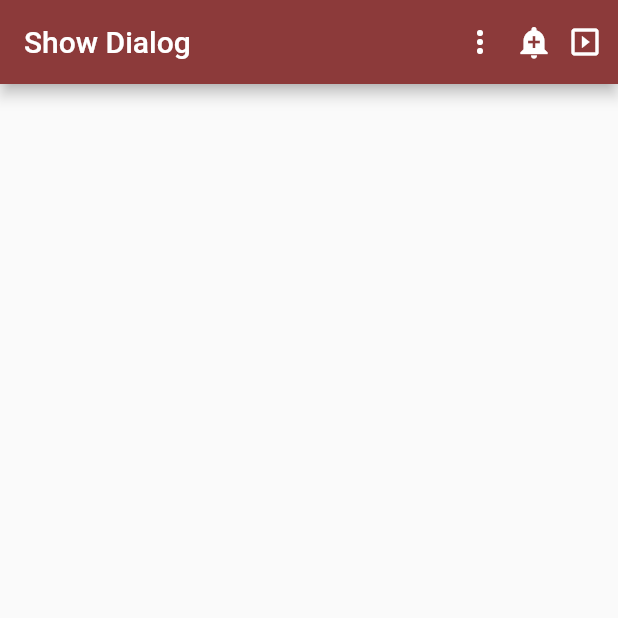
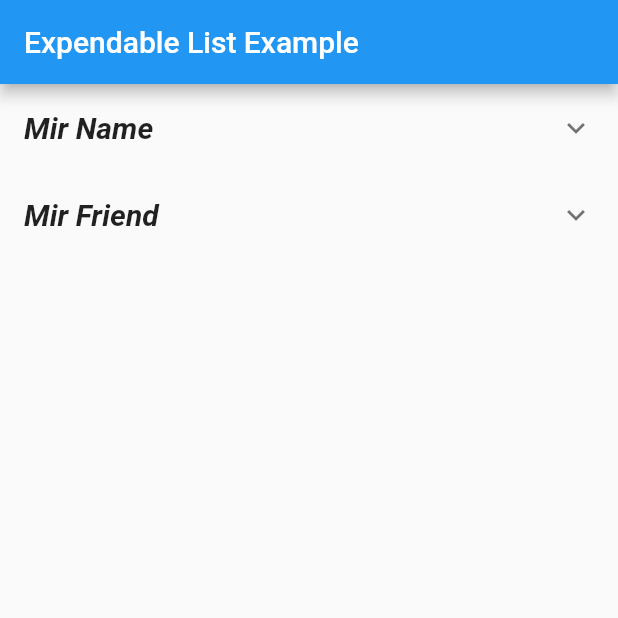
Before and after one commit to IlyesBenarroum/flutter_dairy_book, a Flutter app: the screen it shows after launch, on a phone screen of 412 x 824 dp, the top half of it. Run offline on Flutter 3.47's test engine with Material 2 defaults, Android fonts, the phone set to English and light mode, and no system bars; our stand-ins replace sticky_headers.

Commit message:
expendable list implemented

```diff
--- /dev/null
+++ b/lib/expendableListView/data/localData.dart
@@ -0,0 +1,16 @@
+import 'package:flutter_dairy_book/expendableListView/data/name_model.dart';
+
+class LocalData {
+  List<NameModel> nameList = [
+    new NameModel(
+      name_title: 'Mir Name',
+      name_first: 'Mir',
+      name_last: 'Mahfuz',
+    ),
+    new NameModel(
+      name_title: 'Mir Friend',
+      name_first: 'Swift',
+      name_last: 'Dart & Java',
+    ),
+  ];
+}
--- /dev/null
+++ b/lib/expendableListView/data/name_model.dart
@@ -0,0 +1,13 @@
+import 'package:flutter/material.dart';
+
+class NameModel {
+  NameModel({
+    @required this.name_title,
+    @required this.name_first,
+    @required this.name_last,
+  });
+
+  final String name_title;
+  final String name_first;
+  final String name_last;
+}
--- /dev/null
+++ b/lib/expendableListView/nameListExpendable.dart
@@ -0,0 +1,46 @@
+import 'package:flutter/material.dart';
+import 'package:flutter_dairy_book/expendableListView/data/localData.dart';
+
+class ExpendableExample extends StatefulWidget {
+  @override
+  _ExpendableExampleState createState() => new _ExpendableExampleState();
+}
+
+class _ExpendableExampleState extends State<ExpendableExample> {
+  @override
+  Widget build(BuildContext context) {
+    return new Scaffold(
+      appBar: new AppBar(
+        title: Text('Expendable List Example'),
+      ),
+      body: expendableList(),
+    );
+  }
+
+  Widget expendableList(){
+    return new ListView.builder(
+      itemCount: LocalData().nameList.length,
+      itemBuilder: (context, i) {
+        return new ExpansionTile(
+          title: new Text(
+            LocalData().nameList[i].name_title,
+            style: new TextStyle(
+                fontSize: 20.0,
+                fontWeight: FontWeight.bold,
+                fontStyle: FontStyle.italic),
+          ),
+          children: <Widget>[
+            new Column(
+              children: <Widget>[
+                new ListTile(
+                  title: Text(LocalData().nameList[i].name_first),
+                  subtitle: Text(LocalData().nameList[i].name_last),
+                )
+              ],
+            ),
+          ],
+        );
+      },
+    );
+  }
+}
--- a/lib/main.dart
+++ b/lib/main.dart
@@ -2,6 +2,7 @@ import 'package:flutter/material.dart';
 import 'package:flutter_dairy_book/bottombar/appbar_bottombar.dart';
 import 'package:flutter_dairy_book/bottombar/bottomnavigationhangabove.dart';
 import 'package:flutter_dairy_book/dialog_pop_demo/dialog_form_home.dart';
+import 'package:flutter_dairy_book/expendableListView/nameListExpendable.dart';
 import 'package:flutter_dairy_book/show_dialog_alert_dialog_dropdown_menu/drop_down_menu.dart';
 import 'package:flutter_dairy_book/sticky_headers/sticky_header_with_json.dart';
 import 'package:flutter_dairy_book/sticky_headers/sticky_headers.dart';
@@ -17,7 +18,8 @@ class MyApp extends StatelessWidget {
     return new MaterialApp(
       debugShowCheckedModeBanner: false,
 //      home: new AppBarBottom(),
-        home: DropdownMenu(),
+//        home: DropdownMenu(),
+        home: ExpendableExample(),
 
     );
   }
```
